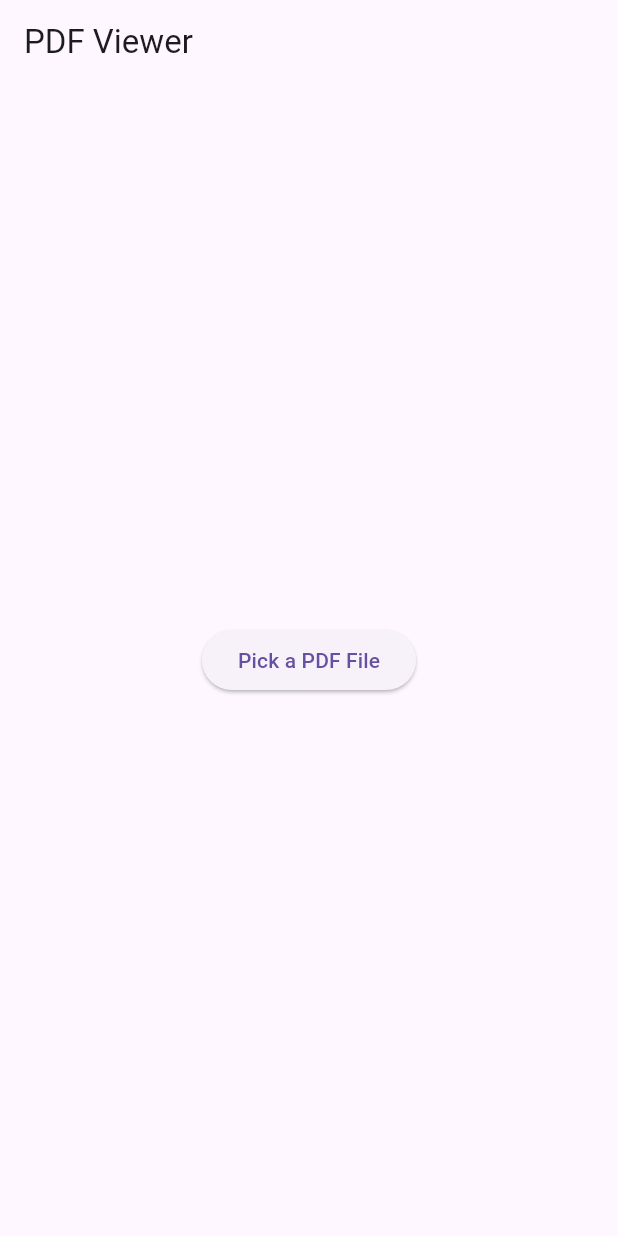
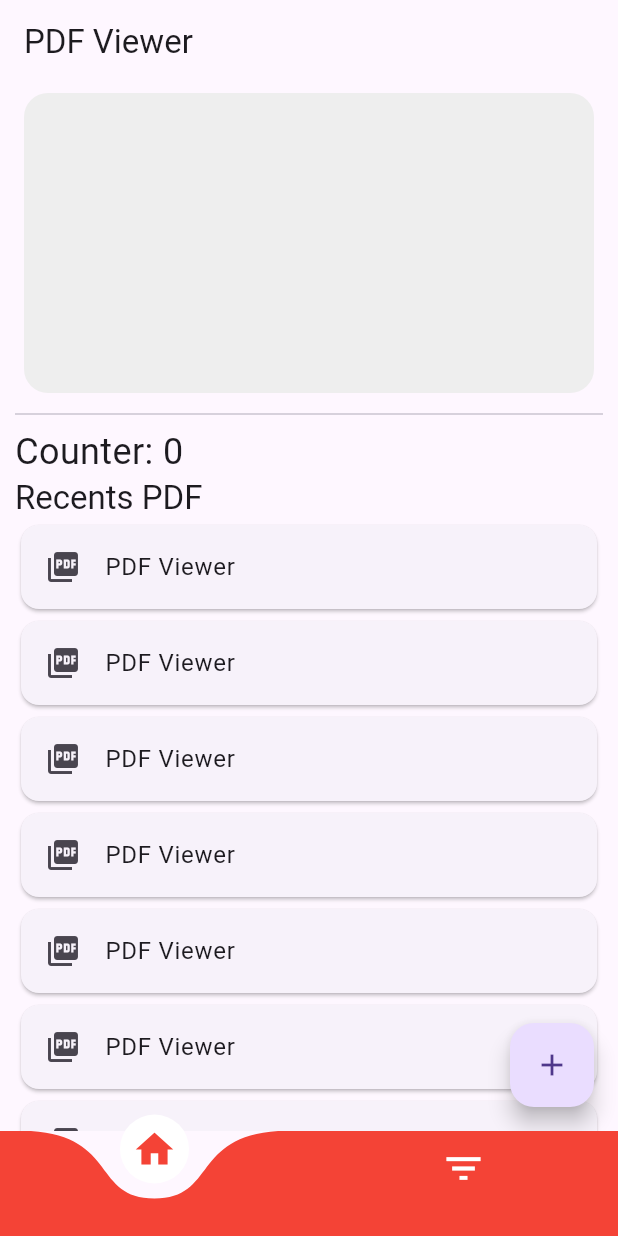
Before and after one commit to hayatkhan67/pdf_viewer_app, a Flutter app: the screen it shows after launch, on a phone screen of 412 x 824 dp. Run offline on Flutter 3.47's test engine with Material 3 defaults, Android fonts, the phone set to English and light mode, and no system bars; drawn by our look-alikes of curved_labeled_navigation_bar; our stand-ins replace app_links, file_picker, shared_preferences; missing offline and left inert: easy_pdf_viewer; statements that could not run were skipped.

Commit message:
Implement PDF viewer and document management features with navigation

```diff
--- /dev/null
+++ b/lib/controller/recent_pdf_controller.dart
@@ -0,0 +1,16 @@
+import 'dart:developer';
+
+import 'package:flutter/material.dart';
+import 'package:pdf_viewer_app/services/shared_prefs_service/shared_prefs_service.dart';
+
+ValueNotifier<int> counter = ValueNotifier<int>(0); // ValueListenable object
+
+initializeData() {
+  log(Prefs().getCounter().toString());
+  counter.value = Prefs().getCounter();
+}
+
+setData() {
+  counter.value++;
+  Prefs().setCounter(counter.value);
+}
--- a/lib/main.dart
+++ b/lib/main.dart
@@ -1,13 +1,13 @@
-import 'dart:io';
 import 'package:flutter/material.dart';
-import 'package:easy_pdf_viewer/easy_pdf_viewer.dart';
-import 'package:app_links/app_links.dart';
-import 'package:file_picker/file_picker.dart';
-import 'package:path_provider/path_provider.dart';
-import 'package:flutter/services.dart';
+
+import 'services/shared_prefs_service/shared_prefs_service.dart';
+import 'ui/screens/bottom_nav_screen.dart';
+import 'ui/screens/pdf_view_screen.dart';
+import 'utils/utils.dart';
 
 void main() {
   WidgetsFlutterBinding.ensureInitialized();
+  Prefs.init();
   runApp(MyApp());
 }
 
@@ -44,141 +44,7 @@ class _MyAppState extends State<MyApp> {
     return MaterialApp(
       debugShowCheckedModeBanner: false,
       title: 'PDF Viewer',
-      home: pdfPath == null ? HomeScreen() : PDFViewerScreen(pdfPath!),
+      home: pdfPath == null ? BottomNavScreen() : PDFViewerScreen(pdfPath!),
     );
   }
 }
-
-class HomeScreen extends StatelessWidget {
-  const HomeScreen({super.key});
-
-  Future<void> pickFile(BuildContext context) async {
-    FilePickerResult? result = await FilePicker.platform.pickFiles(
-      type: FileType.custom,
-      allowedExtensions: ['pdf'],
-    );
-
-    if (result != null && result.files.single.path != null) {
-      if (context.mounted) {
-        Navigator.push(
-          context,
-          MaterialPageRoute(
-            builder: (context) => PDFViewerScreen(result.files.single.path!),
-          ),
-        );
-      }
-    }
-  }
-
-  @override
-  Widget build(BuildContext context) {
-    return Scaffold(
-      appBar: AppBar(title: Text("PDF Viewer")),
-      body: Center(
-        child: ElevatedButton(
-          onPressed: () => pickFile(context),
-          child: Text("Pick a PDF File"),
-        ),
-      ),
-    );
-  }
-}
-
-class PDFViewerScreen extends StatelessWidget {
-  final String pdfPath;
-
-  const PDFViewerScreen(this.pdfPath, {super.key});
-
-  @override
-  Widget build(BuildContext context) {
-    return Scaffold(
-      appBar: AppBar(title: Text("PDF Viewer")),
-      body: FutureBuilder<PDFDocument>(
-        future: PDFDocument.fromFile(File(pdfPath)),
-        builder: (context, snapshot) {
-          if (snapshot.connectionState == ConnectionState.done) {
-            if (snapshot.hasError) {
-              return Center(
-                  child: Text('Error loading PDF: ${snapshot.error}'));
-            }
-            return snapshot.data != null
-                ? PDFViewer(
-                    document: snapshot.data!,
-                  )
-                : Center(child: Text('No document available'));
-          }
-          return Center(child: CircularProgressIndicator());
-        },
-      ),
-    );
-  }
-}
-
-class FileHandler {
-  final AppLinks _appLinks = AppLinks();
-  static const MethodChannel _channel = MethodChannel('file_handler');
-
-  void handleIncomingFiles(Function(String) onFileReceived) async {
-    try {
-      _appLinks.uriLinkStream.listen((Uri? uri) async {
-        if (uri != null) {
-          String? filePath = await getFilePathFromUri(uri);
-          if (filePath != null) {
-            onFileReceived(filePath);
-          }
-        }
-      });
-
-      String? initialUri = await _appLinks.getInitialLinkString();
-      if (initialUri != null) {
-        String? filePath = await getFilePathFromUri(Uri.parse(initialUri));
-        if (filePath != null) {
-          onFileReceived(filePath);
-        }
-      }
-    } on PlatformException {
-      debugPrint("Error fetching initial URI");
-    }
-  }
-
-  Future<String?> getFilePathFromUri(Uri uri) async {
-    if (uri.scheme == "file") {
-      return uri.toFilePath();
-    } else if (uri.scheme == "content") {
-      return await _copyFileToLocal(uri);
-    }
-    return null;
-  }
-
-  Future<String?> _copyFileToLocal(Uri uri) async {
-    try {
-      final directory = await getTemporaryDirectory();
-      final filePath = "${directory.path}/temp_file.pdf";
-      final file = File(filePath);
-
-      final Uint8List? fileBytes = await _readContentUri(uri);
-      if (fileBytes == null) {
-        debugPrint("Failed to read content URI: $uri");
-        return null;
-      }
-
-      await file.writeAsBytes(fileBytes);
-      debugPrint("File copied successfully to: $filePath");
-      return filePath;
-    } catch (e) {
-      debugPrint("Error copying file: $e");
-      return null;
-    }
-  }
-
-  Future<Uint8List?> _readContentUri(Uri uri) async {
-    try {
-      final Uint8List? bytes =
-          await _channel.invokeMethod('getFileBytes', {"uri": uri.toString()});
-      return bytes;
-    } on PlatformException catch (e) {
-      debugPrint("Failed to read content URI: ${e.message}");
-      return null;
-    }
-  }
-}
--- /dev/null
+++ b/lib/ui/screens/bottom_nav_screen.dart
@@ -0,0 +1,65 @@
+import 'package:curved_labeled_navigation_bar/curved_navigation_bar.dart';
+import 'package:curved_labeled_navigation_bar/curved_navigation_bar_item.dart';
+import 'package:flutter/material.dart';
+
+import 'doc_screem.dart';
+import 'home_screen.dart';
+
+class BottomNavScreen extends StatefulWidget {
+  const BottomNavScreen({super.key});
+
+  @override
+  State<BottomNavScreen> createState() => _BottomNavScreenState();
+}
+
+class _BottomNavScreenState extends State<BottomNavScreen> {
+  int selectedIndex = 0;
+
+  void setIndex(int index) {
+    setState(() {
+      selectedIndex = index;
+    });
+  }
+
+  List<IconData> navIcon = [
+    Icons.home,
+    Icons.filter_list_sharp,
+  ];
+
+  List<String> navLabel = [
+    'Home',
+    'All Docs',
+  ];
+
+  @override
+  Widget build(BuildContext context) {
+    return Scaffold(
+      body: IndexedStack(
+        index: selectedIndex,
+        children: [
+          HomeScreen(),
+          AllDocsScreen(),
+        ],
+      ),
+      bottomNavigationBar: CurvedNavigationBar(
+        backgroundColor: Colors.transparent,
+        buttonBackgroundColor: Colors.white,
+        height: 70,
+        color: Colors.red,
+        index: selectedIndex,
+        animationDuration: const Duration(milliseconds: 400),
+        items: List.generate(
+          navIcon.length,
+          (index) => CurvedNavigationBarItem(
+            child: Icon(
+              navIcon[index],
+              size: 30,
+              color: selectedIndex == index ? Colors.red : Colors.white,
+            ),
+          ),
+        ),
+        onTap: setIndex,
+      ),
+    );
+  }
+}
--- /dev/null
+++ b/lib/ui/screens/home_screen.dart
@@ -0,0 +1,93 @@
+import 'package:file_picker/file_picker.dart';
+import 'package:flutter/material.dart';
+import 'package:pdf_viewer_app/controller/recent_pdf_controller.dart';
+
+import '../../utils/text_theme_extension.dart';
+import 'pdf_view_screen.dart';
+
+class HomeScreen extends StatefulWidget {
+  const HomeScreen({super.key});
+
+  @override
+  State<HomeScreen> createState() => _HomeScreenState();
+}
+
+class _HomeScreenState extends State<HomeScreen> {
+  Future<void> pickFile(BuildContext context) async {
+    FilePickerResult? result = await FilePicker.platform.pickFiles(
+      type: FileType.custom,
+      allowedExtensions: ['pdf'],
+    );
+
+    if (result != null && result.files.single.path != null) {
+      if (context.mounted) {
+        Navigator.push(
+          context,
+          MaterialPageRoute(
+            builder: (context) => PDFViewerScreen(result.files.single.path!),
+          ),
+        );
+      }
+    }
+  }
+
+  @override
+  void initState() {
+    super.initState();
+    initializeData();
+  }
+
+  @override
+  Widget build(BuildContext context) {
+    return Scaffold(
+      floatingActionButton: FloatingActionButton(
+        onPressed: () => setData, //  pickFile(context),
+        child: Icon(Icons.add),
+      ),
+      appBar: AppBar(title: Text("PDF Viewer")),
+      body: Padding(
+        padding: const EdgeInsets.symmetric(horizontal: 10.0),
+        child: Column(
+          crossAxisAlignment: CrossAxisAlignment.start,
+          children: [
+            Container(
+              margin: EdgeInsets.all(6),
+              height: 200,
+              width: double.infinity,
+              decoration: BoxDecoration(
+                color: Colors.grey[200],
+                borderRadius: BorderRadius.circular(16),
+              ),
+            ),
+            Divider(),
+            ValueListenableBuilder<int>(
+              valueListenable: counter,
+              builder: (context, value, child) {
+                return Text(
+                  'Counter: $value',
+                  style: TextStyle(fontSize: 24),
+                );
+              },
+            ),
+            Text(
+              'Recents PDF',
+              style: context.titleLarge,
+            ),
+            Expanded(
+              child: ListView.builder(
+                itemCount: 10,
+                itemBuilder: (context, index) => Card(
+                  child: ListTile(
+                    leading: Icon(Icons.picture_as_pdf),
+                    title: Text("PDF Viewer"),
+                    onTap: () => pickFile(context),
+                  ),
+                ),
+              ),
+            )
+          ],
+        ),
+      ),
+    );
+  }
+}
```
Also changed, not shown: lib/services/shared_prefs_service/shared_prefs_service.dart (added, +77 -0 lines), lib/ui/screens/doc_screem.dart (added, +15 -0 lines), lib/ui/screens/pdf_view_screen.dart (added, +34 -0 lines), lib/utils/text_theme_extension.dart (added, +57 -0 lines), lib/utils/utils.dart (added, +75 -0 lines), pubspec.yaml (+4 -3 lines), pubspec.lock, 1 other file.
